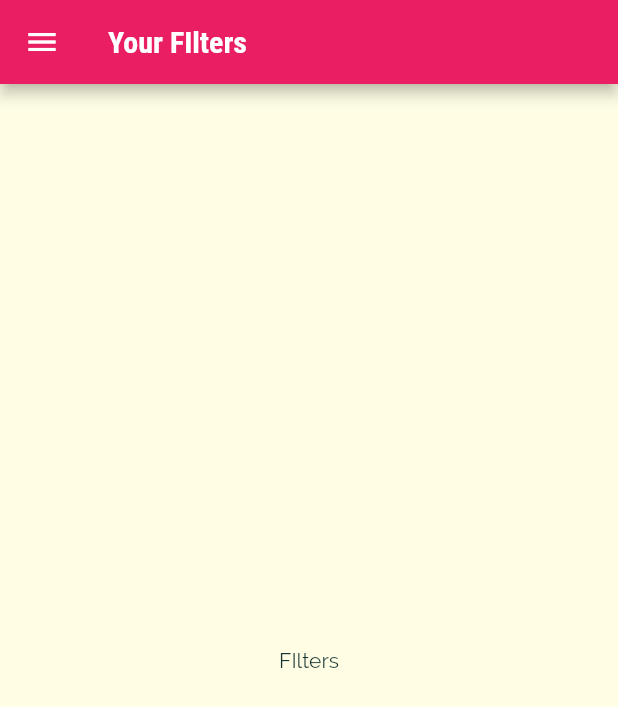
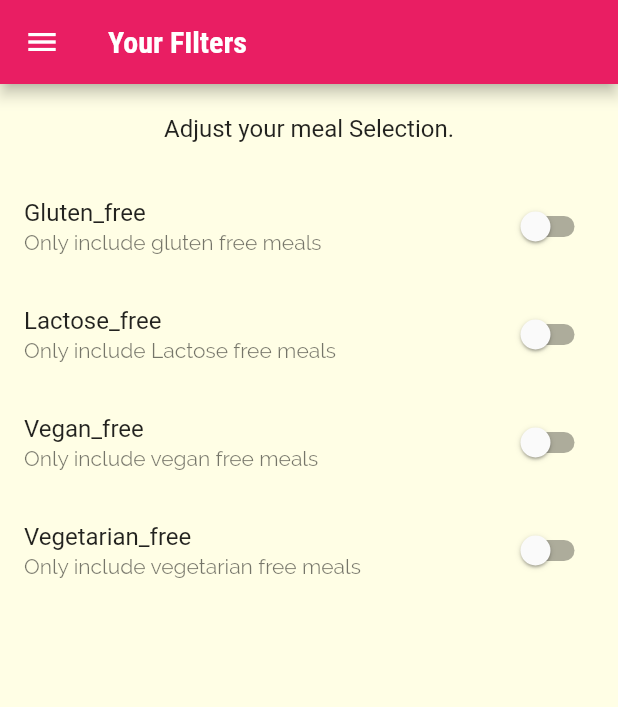
Before and after one commit to YogeshRajgure/Meals-App, a Flutter app: the FiltersScreen screen opened by its route, on a phone screen of 412 x 824 dp. Shown: the top 707 px of the screen. Run offline on Flutter 3.47's test engine with Material 2 defaults, Android fonts, the phone set to English and light mode, and no system bars.

Commit message:
completed filters screen

```diff
--- a/lib/screens/filters_screen.dart
+++ b/lib/screens/filters_screen.dart
@@ -1,21 +1,96 @@
 import 'package:flutter/material.dart';
 import '../widgets/main_drawer.dart';
 
-class FiltersScreen extends StatelessWidget {
-  const FiltersScreen({super.key});
+class FiltersScreen extends StatefulWidget {
+  static const routeName = '/filters';
 
-  static const routeName = '/filters';
+  @override
+  State<FiltersScreen> createState() => _FiltersScreenState();
+}
+
+class _FiltersScreenState extends State<FiltersScreen> {
+  // const FiltersScreen({super.key});
+  var _glutenFree = false;
+  var _vegetarian = false;
+  var _vegan = false;
+  var _lactoseFree = false;
+
+  Widget _buildSwitchListTile(
+    String title,
+    String description,
+    bool currentValue,
+    Function(bool) updateValue,
+  ) {
+    return SwitchListTile(
+      title: Text(title),
+      value: currentValue,
+      subtitle: Text(description),
+      onChanged: updateValue,
+    );
+  }
 
   @override
   Widget build(BuildContext context) {
     return Scaffold(
-      appBar: AppBar(
-        title: Text('Your FIlters'),
-      ),
-      drawer: MainDrawer(),
-      body: Center(
-        child: Text('FIlters'),
-      ),
-    );
+        appBar: AppBar(
+          title: Text('Your FIlters'),
+        ),
+        drawer: MainDrawer(),
+        body: Column(
+          children: <Widget>[
+            Container(
+              padding: EdgeInsets.all(20),
+              child: Text(
+                'Adjust your meal Selection.',
+                style: Theme.of(context).textTheme.titleMedium,
+              ),
+            ),
+            Expanded(
+                child: ListView(
+              children: <Widget>[
+                _buildSwitchListTile(
+                  'Gluten_free',
+                  'Only include gluten free meals',
+                  _glutenFree,
+                  (newValue) {
+                    setState(() {
+                      _glutenFree = newValue;
+                    });
+                  },
+                ),
+                _buildSwitchListTile(
+                  'Lactose_free',
+                  'Only include Lactose free meals',
+                  _lactoseFree,
+                  (newValue) {
+                    setState(() {
+                      _lactoseFree = newValue;
+                    });
+                  },
+                ),
+                _buildSwitchListTile(
+                  'Vegan_free',
+                  'Only include vegan free meals',
+                  _vegan,
+                  (newValue) {
+                    setState(() {
+                      _vegan = newValue;
+                    });
+                  },
+                ),
+                _buildSwitchListTile(
+                  'Vegetarian_free',
+                  'Only include vegetarian free meals',
+                  _vegetarian,
+                  (newValue) {
+                    setState(() {
+                      _vegetarian = newValue;
+                    });
+                  },
+                )
+              ],
+            ))
+          ],
+        ));
   }
 }
```
